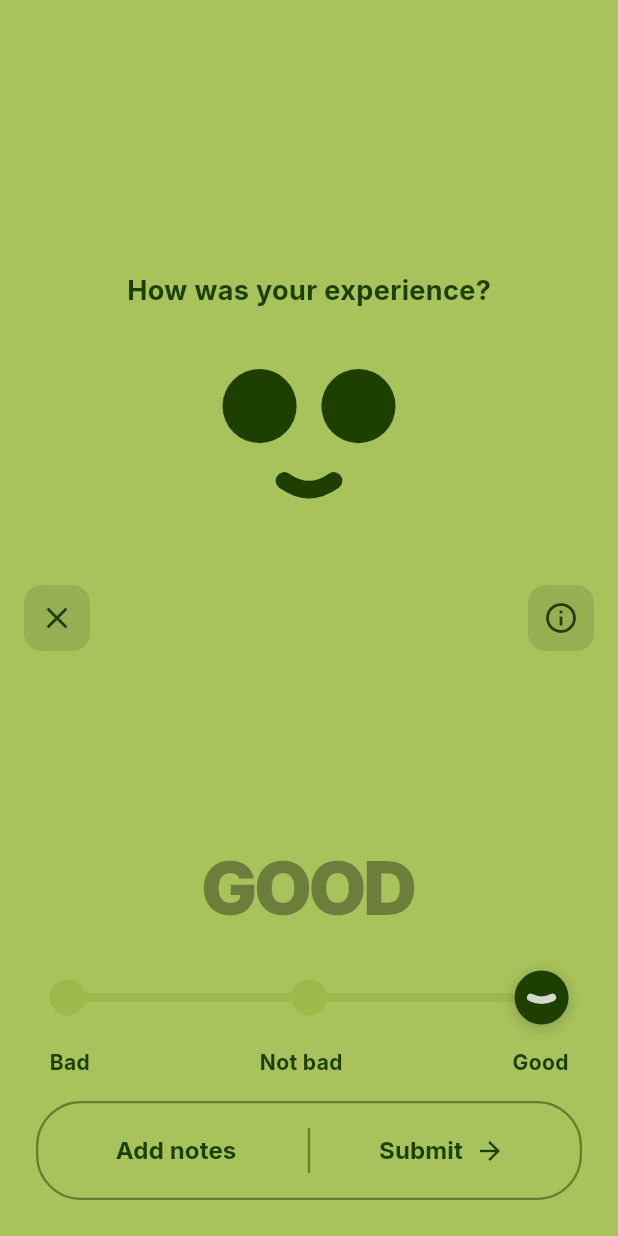
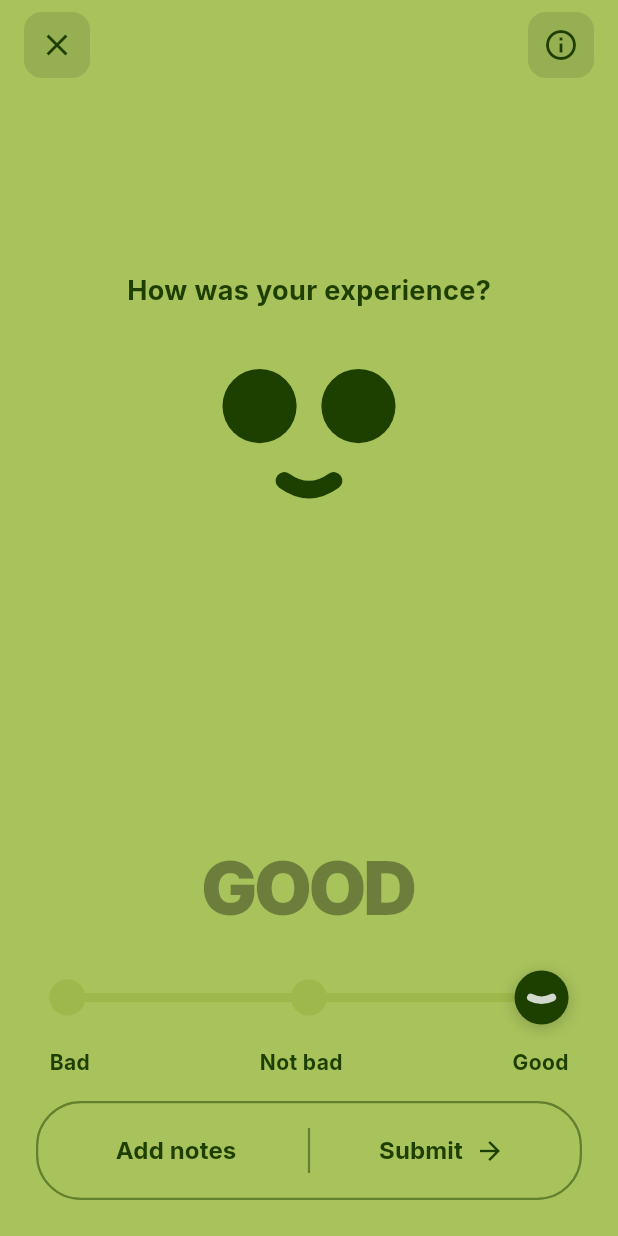
Before and after one commit to Ionic-Errrrs-Code/animated-app-rating-screen, a Flutter app: the screen it shows after launch, on a phone screen of 412 x 824 dp. Run offline on Flutter 3.47's test engine with Material 3 defaults, Android fonts, the phone set to English and light mode, and no system bars; drawn by our look-alikes of flutter_animate; our stand-ins replace google_fonts.

Commit message:
Refactor top buttons to use Positioned for better layout control
Co-authored-by: w7core <w7core@gmail.com>

```diff
--- a/lib/screens/rate_experience_screen.dart
+++ b/lib/screens/rate_experience_screen.dart
@@ -157,7 +157,11 @@ class _RateExperienceScreenState extends State<RateExperienceScreen> {
                   ),
 
                   // --- TOP BUTTONS (kept on top of everything) ---
-                  SafeArea(
+                 Positioned(
+                   top: 0,
+                   left: 0,
+                   right: 0,
+                   child: SafeArea(
                      child: Padding(
                        padding: const EdgeInsets.symmetric(horizontal: 16, vertical: 8),
                        child: Row(
@@ -166,6 +170,7 @@ class _RateExperienceScreenState extends State<RateExperienceScreen> {
                            _TopIconButton(icon: Icons.close, color: darkColor, onTap: () {}),
                            _TopIconButton(icon: Icons.info_outline, color: darkColor, onTap: () {}),
                          ],
+                       ),
                      ),
                    ),
                  ),
```
Lines whose indentation alone changed are shown as unchanged.
